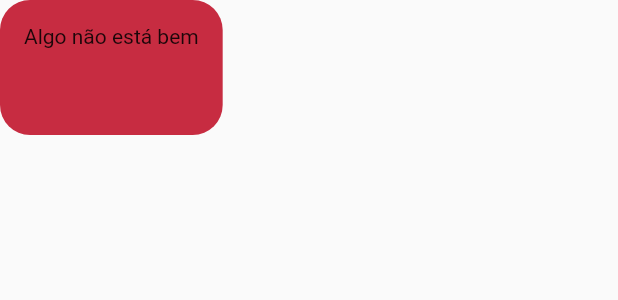
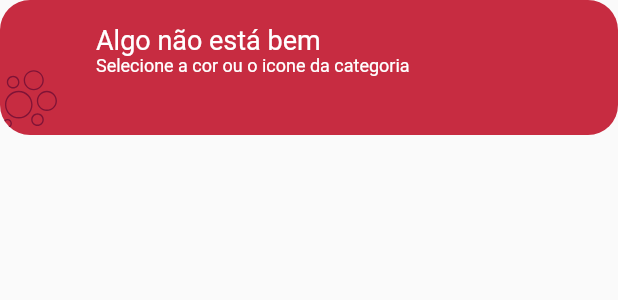
Before and after one commit to nelsonalexandrino/kana, a Flutter app: the CustomSnackBarContent widget shown alone on an empty page, opened directly, on a phone screen of 412 x 824 dp. Shown: the top 300 px of the screen. Run offline on Flutter 3.47's test engine with Material 2 defaults, Android fonts, the phone set to English and light mode, and no system bars; our stand-ins replace fluentui_system_icons, flutter_svg, lottie, modal_bottom_sheet.

Commit message:
more changes

```diff
--- a/lib/widgets/category_report_item.dart
+++ b/lib/widgets/category_report_item.dart
@@ -39,6 +39,7 @@ class CategoryReportItem extends StatelessWidget {
           ),
           const SizedBox(width: 10),
           Expanded(
+            flex: 2,
             child: Column(
               crossAxisAlignment: CrossAxisAlignment.start,
               children: [
@@ -57,6 +58,7 @@ class CategoryReportItem extends StatelessWidget {
                     Text(
                       '$trendingTendency than last month',
                       style: const TextStyle(fontSize: 11),
+                      overflow: TextOverflow.ellipsis,
                     ),
                   ],
                 ),
--- a/lib/widgets/custom_snackbar_content.dart
+++ b/lib/widgets/custom_snackbar_content.dart
@@ -1,4 +1,5 @@
 import 'package:flutter/material.dart';
+import 'package:flutter_svg/svg.dart';
 
 class CustomSnackBarContent extends StatefulWidget {
   const CustomSnackBarContent({super.key});
@@ -10,7 +11,9 @@ class CustomSnackBarContent extends StatefulWidget {
 class _CustomSnackBarContentState extends State<CustomSnackBarContent> {
   @override
   Widget build(BuildContext context) {
-    return Container(
+    return Stack(
+      children: [
+        Container(
           padding: const EdgeInsets.all(16),
           height: 90,
           decoration: const BoxDecoration(
@@ -19,7 +22,51 @@ class _CustomSnackBarContentState extends State<CustomSnackBarContent> {
               Radius.circular(20),
             ),
           ),
-      child: const Text('Algo não está bem'),
+          child: Row(
+            children: [
+              const SizedBox(
+                width: 48,
+              ),
+              Expanded(
+                child: Column(
+                  crossAxisAlignment: CrossAxisAlignment.start,
+                  children: const [
+                    Text(
+                      'Algo não está bem',
+                      style: TextStyle(fontSize: 18, color: Colors.white),
+                    ),
+                    Text(
+                      'Selecione a cor ou o icone da categoria',
+                      style: TextStyle(
+                        color: Colors.white,
+                        fontSize: 12,
+                      ),
+                      maxLines: 2,
+                      overflow: TextOverflow.ellipsis,
+                    )
+                  ],
+                ),
+              ),
+            ],
+          ),
+        ),
+        Positioned(
+          bottom: 0,
+          child: ClipRRect(
+            borderRadius: const BorderRadius.only(
+              bottomLeft: Radius.circular(20),
+            ),
+            child: Stack(children: [
+              SvgPicture.asset(
+                'assets/icons/chart-bubble.svg',
+                height: 48,
+                width: 40,
+                color: const Color(0xFF801336),
+              )
+            ]),
+          ),
+        )
+      ],
     );
   }
 }
--- a/pubspec.yaml
+++ b/pubspec.yaml
@@ -38,6 +38,7 @@ dependencies:
   uuid: ^3.0.6
   intl: ^0.17.0
   flutter_native_splash: ^2.2.5
+  flutter_svg: ^1.1.2
 
 flutter_native_splash:
   color: "#FFFFFF"
@@ -68,6 +69,8 @@ flutter:
   # To add assets to your application, add an assets section, like this:
   assets:
     - assets/animations/
+    - assets/logo/
+    - assets/icons/
 
   # An image asset can refer to one or more resolution-specific "variants", see
   # https://flutter.dev/assets-and-images/#resolution-aware
```
Also changed, not shown: lib/pages/add_category.dart (+30 -18 lines), lib/pages/homepage.dart (+12 -0 lines), assets/icons/chart-bubble.svg (added), pubspec.lock. Lines whose indentation alone changed are shown as unchanged.
